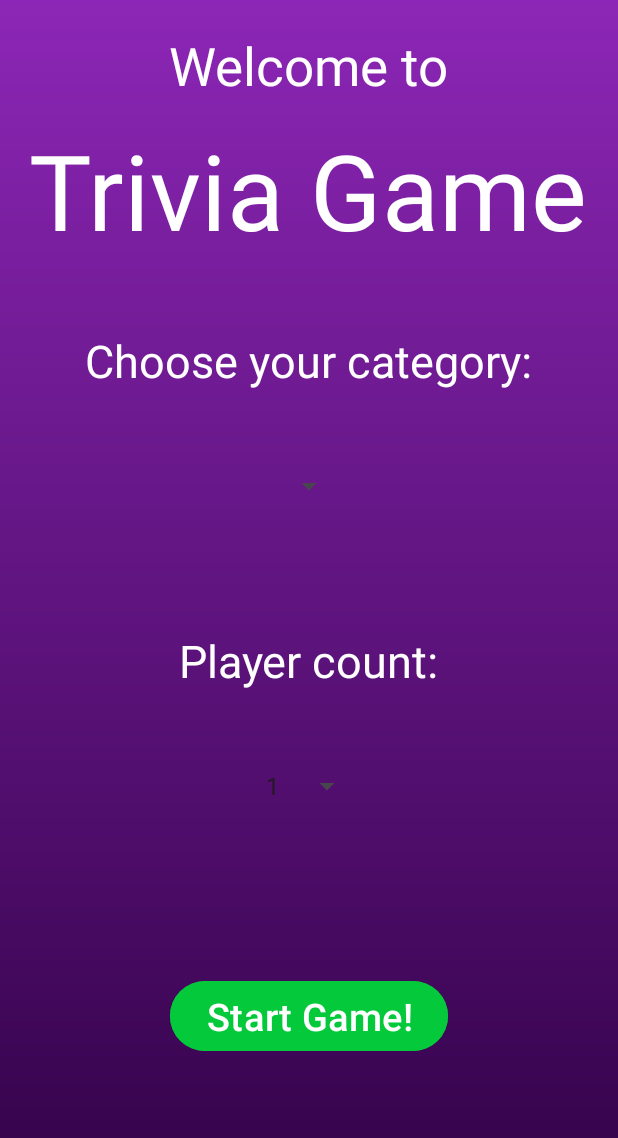
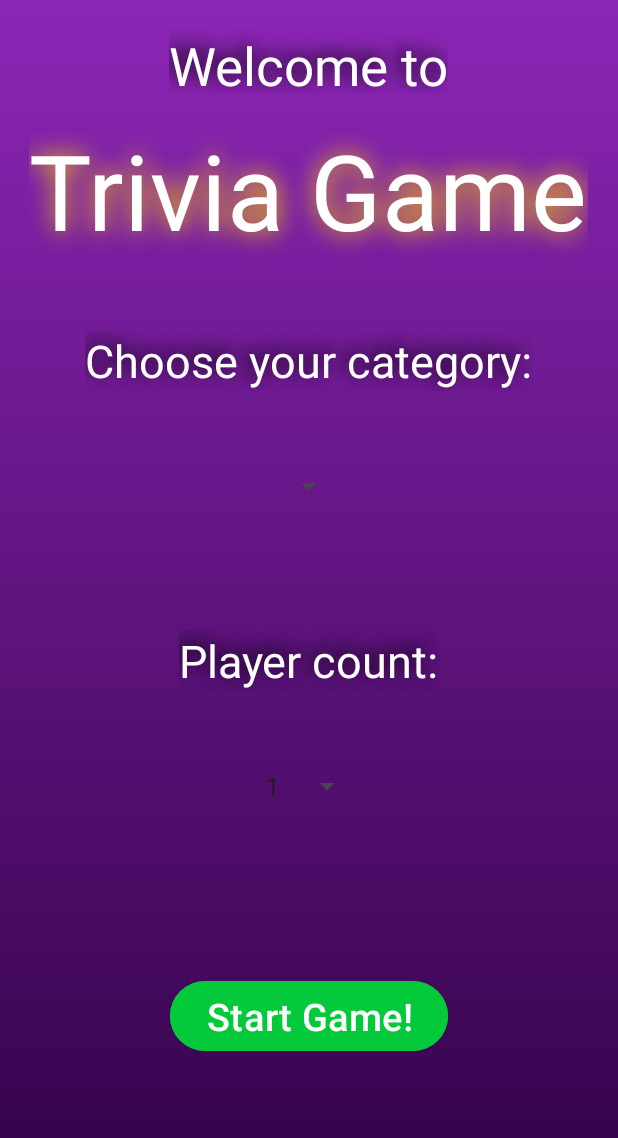
Before and after one commit to pjf-dev/TriviaGame, an Android app: the screen it shows after launch (MainActivity), on a phone screen of 412 x 824 dp. Shown: the top 1138 px of the screen. Run offline under Robolectric (Android 15) with nearby library versions, the phone set to English and light mode, and no system bars.

Commit message:
Added shadows to xml text

```diff
--- a/app/src/main/res/layout/activity_game.xml
+++ b/app/src/main/res/layout/activity_game.xml
@@ -17,7 +17,11 @@
         app:layout_constraintTop_toTopOf="parent"
         app:layout_constraintStart_toStartOf="parent"
         app:layout_constraintEnd_toEndOf="parent"
-        android:layout_marginTop="30dp" />
+        android:layout_marginTop="30dp"
+        android:shadowDx="0"
+        android:shadowDy="0"
+        android:shadowRadius="20"
+        android:shadowColor="@color/goldBackground"/>
 
     <androidx.fragment.app.FragmentContainerView
         android:id="@+id/fragment_container"
--- a/app/src/main/res/layout/activity_main.xml
+++ b/app/src/main/res/layout/activity_main.xml
@@ -15,7 +15,11 @@
         android:layout_marginTop="20dp"
         android:text="@string/welcome"
         android:textSize="35sp"
-        style="@style/customTextColor"/>
+        style="@style/customTextColor"
+        android:shadowDx="-5"
+        android:shadowDy="-5"
+        android:shadowRadius="15"
+        android:shadowColor="@color/black"/>
 
     <TextView
         android:id="@+id/triviaGameText"
@@ -25,7 +29,11 @@
         android:text="@string/app_name"
         android:layout_gravity="top|center_horizontal"
         android:layout_marginTop="80dp"
-        style="@style/customTextColor"/>
+        style="@style/customTextColor"
+        android:shadowDx="0"
+        android:shadowDy="0"
+        android:shadowRadius="20"
+        android:shadowColor="@color/goldBackground"/>
 
     <TextView
         android:id="@+id/categoryText"
@@ -35,7 +43,11 @@
         android:layout_marginTop="220dp"
         android:text="@string/chooseCategory"
         android:textSize="30sp"
-        style="@style/customTextColor"/>
+        style="@style/customTextColor"
+        android:shadowDx="-5"
+        android:shadowDy="-5"
+        android:shadowRadius="15"
+        android:shadowColor="@color/black"/>
 
     <Spinner
         android:id="@+id/categorySpinner"
@@ -56,7 +68,11 @@
         android:layout_marginTop="420dp"
         android:text="@string/playerCount"
         android:textSize="30sp"
-        style="@style/customTextColor"/>
+        style="@style/customTextColor"
+        android:shadowDx="-5"
+        android:shadowDy="-5"
+        android:shadowRadius="15"
+        android:shadowColor="@color/black"/>
 
     <Spinner
         android:id="@+id/spinnerPlayer"
--- a/app/src/main/res/layout/fragment_pass_phone_screen.xml
+++ b/app/src/main/res/layout/fragment_pass_phone_screen.xml
@@ -31,6 +31,10 @@
         android:text="@string/nextPlayerInstructions"
         android:textAlignment="center"
         android:textSize="35sp"
+        android:shadowDx="-5"
+        android:shadowDy="-5"
+        android:shadowRadius="15"
+        android:shadowColor="@color/black"
         app:layout_constraintBottom_toBottomOf="parent"
         app:layout_constraintEnd_toEndOf="parent"
         app:layout_constraintHorizontal_bias="1.0"
--- a/app/src/main/res/values/colors.xml
+++ b/app/src/main/res/values/colors.xml
@@ -6,4 +6,5 @@
     <color name="backgroundEndColor">#300145</color>
     <color name="startGameColor">#03c93b</color>
     <color name="textColor">#FFFFFF</color>
+    <color name="goldBackground">#FFD700</color>
 </resources>
```
